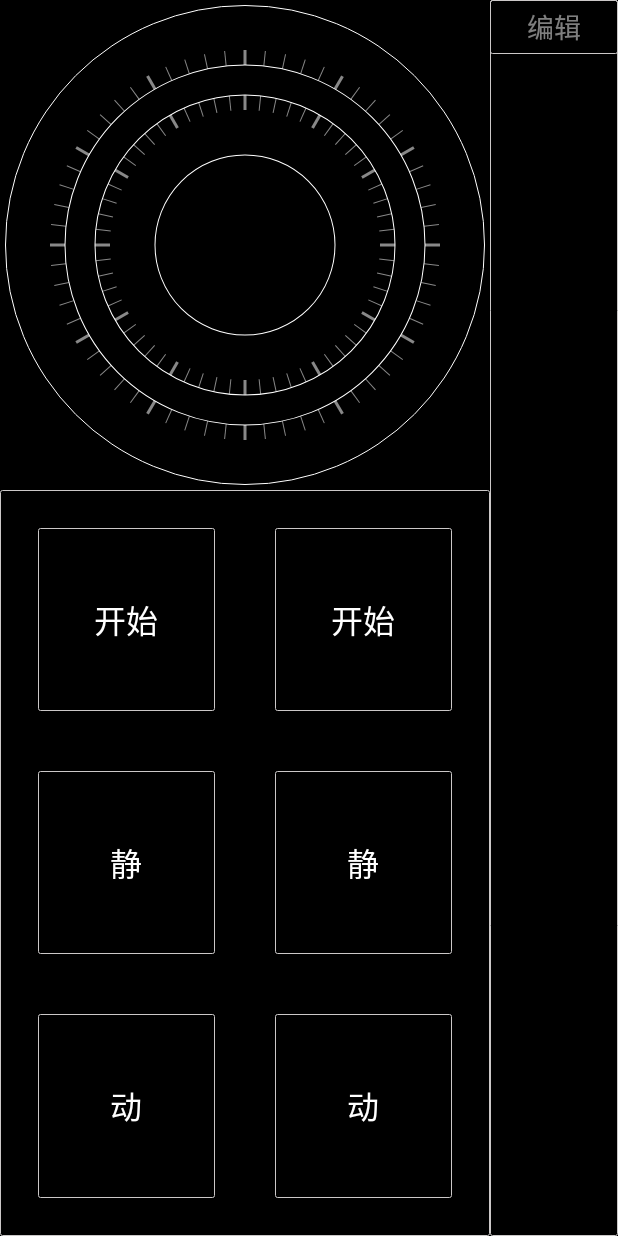
After one commit to mafulin/freewill, an Android app: the layout fragment_watch_test.xml on its own in the app's theme, with its tools: preview values and no code run, on a phone screen of 412 x 824 dp. The commit adds this screen. Run offline under Robolectric (Android 15) with nearby library versions, the phone set to English and light mode, and no system bars.

Commit message:
静观页布局调整

```diff
--- a/freewill/app/src/main/java/spirit/freewill/train/TrainAdapter.java
+++ b/freewill/app/src/main/java/spirit/freewill/train/TrainAdapter.java
@@ -56,7 +56,7 @@ public class TrainAdapter extends BaseAdapter {
             convertView = mInflater.inflate(R.layout.item_freewill, null);
             holder.time = (TextView)convertView.findViewById(R.id.time);
             holder.type = (TextView)convertView.findViewById(R.id.type);
-            holder.start_end = (ItemView) convertView.findViewById(R.id.start);
+//            holder.start_end = (ItemView) convertView.findViewById(R.id.start);
 //            holder.middle = convertView.findViewById(R.id.middle);
 //            holder.end = convertView.findViewById(R.id.end);
             convertView.setTag(holder);
@@ -70,7 +70,7 @@ public class TrainAdapter extends BaseAdapter {
 //        holder.time.setText(item.getDate());
         holder.time.setText(TimeUtil.getTimeByM(item.getTime()));
         holder.type.setText(item.getKind());
-        holder.start_end.setType(item.getType());
+//        holder.start_end.setType(item.getType());
         return convertView;
     }
     public final class ViewHolder{
--- a/freewill/app/src/main/java/spirit/freewill/util/TimeUtil.java
+++ b/freewill/app/src/main/java/spirit/freewill/util/TimeUtil.java
@@ -26,7 +26,7 @@ public class TimeUtil {
         return time;
     }
     public static String getTimeByM(long millis) {
-        SimpleDateFormat df = new SimpleDateFormat("HH:mm:ss");
+        SimpleDateFormat df = new SimpleDateFormat("MM-dd HH:mm:ss");
         String time = String.valueOf(df.format(new Date(millis)));
         return time;
     }
--- /dev/null
+++ b/freewill/app/src/main/res/layout/fragment_watch_test.xml
@@ -0,0 +1,186 @@
+<RelativeLayout xmlns:android="http://schemas.android.com/apk/res/android"
+    android:layout_width="match_parent"
+    android:layout_height="match_parent">
+
+    <RelativeLayout
+        android:id="@+id/menu"
+        android:layout_width="match_parent"
+        android:layout_height="match_parent"
+        android:background="#000000"></RelativeLayout>
+
+    <RelativeLayout
+        android:id="@+id/root"
+        android:layout_width="match_parent"
+        android:layout_height="match_parent">
+        <LinearLayout
+            android:layout_alignParentRight="true"
+            android:background="@drawable/bg_border_gray"
+            android:id="@+id/list_group"
+            android:layout_width="85dp"
+            android:layout_height="match_parent"
+            android:orientation="vertical">
+            <TextView
+                android:text="编辑"
+                android:gravity="center"
+                android:background="@drawable/bg_border_gray"
+                android:textColor="@color/white_7f"
+                android:layout_width="match_parent"
+                android:layout_height="36dp"
+                android:textSize="18sp"/>
+            <ListView
+                android:padding="5dp"
+                android:id="@+id/list_kind"
+                android:divider="@null"
+                android:dividerHeight="5dp"
+                android:layout_width="match_parent"
+                android:layout_height="match_parent"></ListView>
+        </LinearLayout>
+        <LinearLayout
+            android:layout_toLeftOf="@id/list_group"
+            android:layout_width="match_parent"
+            android:layout_height="match_parent"
+            android:orientation="vertical">
+            <RelativeLayout
+                android:id="@+id/chart_group"
+                android:layout_width="match_parent"
+                android:layout_height="wrap_content"
+                android:orientation="vertical"
+                android:gravity="center">
+                <spirit.freewill.view.ClockPerView
+                    android:layout_margin="3dp"
+                    android:id="@+id/clockper"
+                    android:layout_width="match_parent"
+                    android:layout_height="wrap_content" />
+                <spirit.freewill.view.YYView
+                    android:visibility="gone"
+                    android:layout_centerInParent="true"
+                    android:layout_width="100dp"
+                    android:layout_height="100dp" />
+                <ListView
+                    android:visibility="visible"
+                    android:layout_centerInParent="true"
+                    android:padding="5dp"
+                    android:id="@+id/list2"
+                    android:divider="@null"
+                    android:stackFromBottom="true"
+                    android:transcriptMode="alwaysScroll"
+                    android:dividerHeight="0dp"
+                    android:layout_width="80dp"
+                    android:layout_height="80dp"></ListView>
+            </RelativeLayout>
+            <!--<View-->
+            <!--android:layout_width="match_parent"-->
+            <!--android:background="#ffffff"-->
+            <!--android:layout_height="1dp"/>-->
+            <RelativeLayout
+                android:layout_width="match_parent"
+                android:layout_height="0dp"
+                android:layout_weight="1">
+                <ListView
+                    android:padding="5dp"
+                    android:id="@+id/list"
+                    android:divider="@null"
+                    android:stackFromBottom="true"
+                    android:transcriptMode="alwaysScroll"
+                    android:dividerHeight="0dp"
+                    android:layout_width="match_parent"
+                    android:layout_height="match_parent"></ListView>
+                <LinearLayout
+                    android:background="@drawable/bg_border_gray"
+                    android:padding="5dp"
+                    android:layout_width="match_parent"
+                    android:layout_height="match_parent"
+                    android:orientation="horizontal">
+                <LinearLayout
+                    android:layout_width="0dp"
+                    android:layout_weight="1"
+                    android:layout_height="match_parent"
+                    android:orientation="vertical">
+                    <TextView
+                        android:layout_margin="20dp"
+                        android:id="@+id/aaa"
+                        android:onClick="click"
+                        android:textColor="#ffffff"
+                        android:gravity="center"
+                        android:textSize="21dp"
+                        android:text="开始"
+                        android:background="@drawable/bg_border_gray"
+                        android:layout_weight="1"
+                        android:layout_width="match_parent"
+                        android:layout_height="0dp" />
+                    <TextView
+                        android:layout_margin="20dp"
+                        android:background="@drawable/bg_border_gray"
+                        android:id="@+id/bbb"
+                        android:onClick="click"
+                        android:textColor="#ffffff"
+                        android:gravity="center"
+                        android:textSize="21dp"
+                        android:text="静"
+                        android:layout_weight="1"
+                        android:layout_width="match_parent"
+                        android:layout_height="0dp" />
+                    <TextView
+                        android:layout_margin="20dp"
+                        android:background="@drawable/bg_border_gray"
+                        android:id="@+id/ccc"
+                        android:onClick="click"
+                        android:textColor="#ffffff"
+                        android:gravity="center"
+                        android:textSize="21dp"
+                        android:text="动"
+                        android:layout_weight="1"
+                        android:layout_width="match_parent"
+                        android:layout_height="0dp" />
+
+                </LinearLayout>
+                <LinearLayout
+                    android:layout_width="0dp"
+                    android:layout_weight="1"
+                    android:layout_height="match_parent"
+                    android:orientation="vertical">
+                    <TextView
+                        android:layout_margin="20dp"
+                        android:id="@+id/start_end"
+                        android:onClick="click"
+                        android:textColor="#ffffff"
+                        android:gravity="center"
+                        android:textSize="21dp"
+                        android:text="开始"
+                        android:background="@drawable/bg_border_gray"
+                        android:layout_weight="1"
+                        android:layout_width="match_parent"
+                        android:layout_height="0dp" />
+                    <TextView
+                        android:layout_margin="20dp"
+                        android:background="@drawable/bg_border_gray"
+                        android:id="@+id/silent"
+                        android:onClick="click"
+                        android:textColor="#ffffff"
+                        android:gravity="center"
+                        android:textSize="21dp"
+                        android:text="静"
+                        android:layout_weight="1"
+                        android:layout_width="match_parent"
+                        android:layout_height="0dp" />
+                    <TextView
+                        android:layout_margin="20dp"
+                        android:background="@drawable/bg_border_gray"
+                        android:id="@+id/action"
+                        android:onClick="click"
+                        android:textColor="#ffffff"
+                        android:gravity="center"
+                        android:textSize="21dp"
+                        android:text="动"
+                        android:layout_weight="1"
+                        android:layout_width="match_parent"
+                        android:layout_height="0dp" />
+
+                </LinearLayout>
+                </LinearLayout>
+            </RelativeLayout>
+
+        </LinearLayout>
+
+    </RelativeLayout>
+</RelativeLayout>
```
Also changed, not shown: freewill/app/src/main/java/spirit/freewill/train/WatchFragment.java (+12 -11 lines), freewill/app/src/main/java/spirit/freewill/view/ClockPerView.java (+7 -1 lines), freewill/app/src/main/res/layout/fragment_watch.xml (+26 -9 lines), freewill/app/src/main/res/layout/item_freewill.xml (+12 -23 lines), freewill/app/src/main/res/layout/item_kind.xml (+14 -2 lines).
